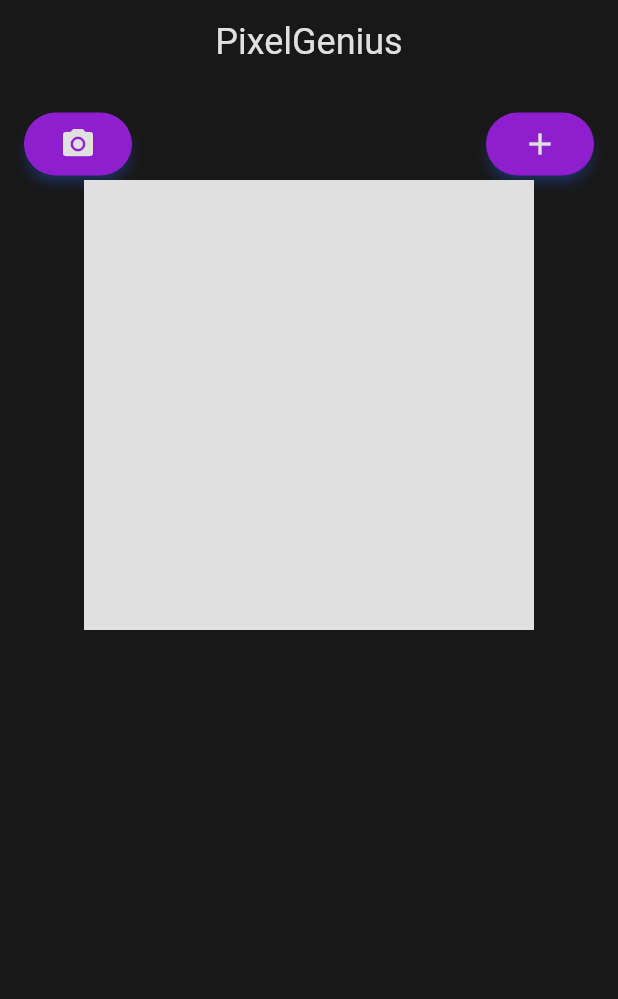
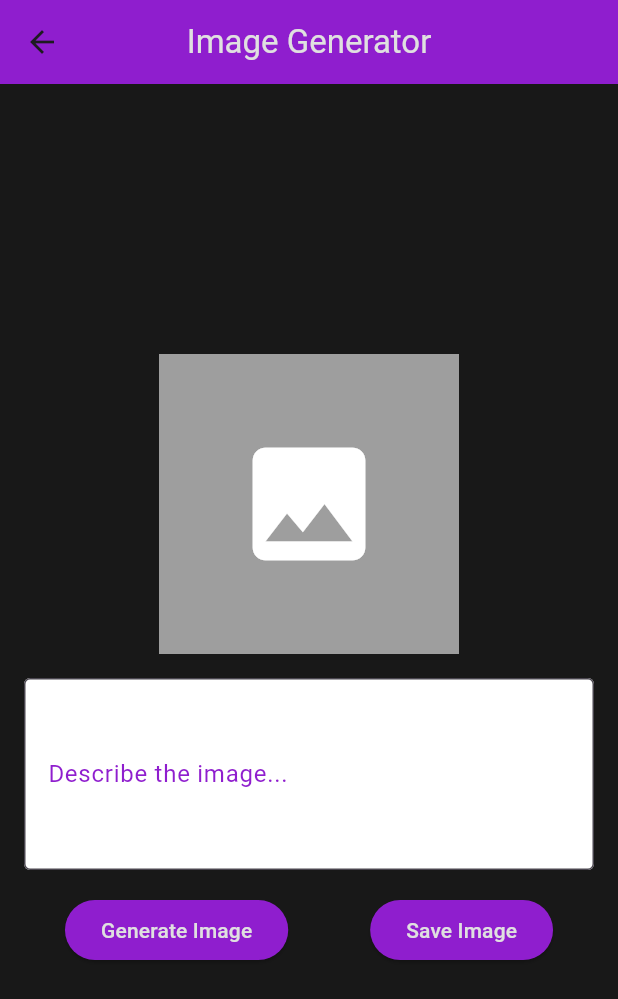
Before and after one commit to maarrr/mobils, a Flutter app: the screen it shows after launch, after a tap on "Login", on a phone screen of 412 x 824 dp. Shown: the top 999 px of the screen. Run offline on Flutter 3.47's test engine with Material 3 defaults, Android fonts, the phone set to English and light mode, and no system bars; our stand-ins replace firebase_core, firebase_storage, image_picker; missing offline and left inert: dart_openai; accounts and stored records are empty; Roboto replaces fonts that are missing (Work Sans).

Commit message:
Added normal image generator

```diff
--- a/lib/login.dart
+++ b/lib/login.dart
@@ -2,6 +2,9 @@ import 'package:flutter/material.dart';
 import 'package:mobils/constants.dart';
 import 'package:mobils/gallery.dart';
 import 'package:mobils/sign-in.dart';
+
+import 'package:mobils/smart_editor.dart';
+import 'package:mobils/smart_creator.dart';
 
 
 class LoginScreen extends StatefulWidget {
@@ -132,7 +135,7 @@ class _LoginScreenState extends State<LoginScreen> {
                       ),
                       onPressed: () {
                         Navigator.push(context, MaterialPageRoute(
-                          builder: (context) => const GalleryScreen(),
+                          builder: (context) => const SmartCreatorScreen(),
                         ),
                         );
                       },
--- a/lib/main.dart
+++ b/lib/main.dart
@@ -3,12 +3,10 @@ import 'package:mobils/login.dart';
 import 'package:dart_openai/dart_openai.dart';
 import 'package:firebase_core/firebase_core.dart';
 
+
 void main() async {
   OpenAI.apiKey = "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";
   OpenAI.organization = null;
-
-  // await Firebase.initializeApp(options: DefaultFirebaseOptions.currentPlatform);
-
   runApp(const MyApp());
 }
 
--- /dev/null
+++ b/lib/smart_creator.dart
@@ -0,0 +1,160 @@
+import 'dart:convert';
+import 'dart:typed_data';
+import 'package:flutter/material.dart';
+import 'package:dart_openai/dart_openai.dart';
+import 'package:http/http.dart' as http;
+import 'package:firebase_storage/firebase_storage.dart' as firebase_storage;
+import 'package:mobils/constants.dart';
+
+class SmartCreatorScreen extends StatefulWidget {
+  const SmartCreatorScreen({Key? key}) : super(key: key);
+
+  @override
+  _SmartCreatorScreenState createState() => _SmartCreatorScreenState();
+}
+
+class _SmartCreatorScreenState extends State<SmartCreatorScreen> {
+  TextEditingController _descriptionController = TextEditingController();
+  String _generatedImage = '';
+  bool _isLoading = false;
+
+  void _generateImage() async {
+    setState(() {
+      _isLoading = true;
+      _generatedImage = ''; // Reset the previous image
+    });
+
+    try {
+      OpenAIImageModel image = await OpenAI.instance.image.create(
+        prompt: "${_descriptionController.text}",
+        n: 1,
+        size: OpenAIImageSize.size1024,
+        responseFormat: OpenAIImageResponseFormat.b64Json,
+      );
+
+      setState(() {
+        _generatedImage = image.data[0].b64Json.toString();
+      });
+    } finally {
+      setState(() {
+        _isLoading = false;
+      });
+    }
+  }
+
+  Future<void> _saveImage(String base64Image) async {
+    if (_generatedImage.isNotEmpty) {
+      try {
+        // Download the image bytes
+        var response = await http.get(Uri.parse(_generatedImage));
+        Uint8List bytes = response.bodyBytes;
+
+        // Create a reference to the Firebase Storage bucket
+        final storageRef = firebase_storage.FirebaseStorage.instance.ref();
+
+        // Generate a unique filename for the image
+        String filename = 'image_${DateTime.now().millisecondsSinceEpoch}.png';
+
+        // Upload the image to Firebase Storage
+        await storageRef.child(filename).putData(bytes);
+
+        // Show a success message or perform any other actions after uploading to Firebase Storage
+        ScaffoldMessenger.of(context).showSnackBar(
+          SnackBar(
+            content: Text("Image saved to Firebase Storage"),
+          ),
+        );
+      } catch (e) {
+        // Show an error message
+        ScaffoldMessenger.of(context).showSnackBar(
+          SnackBar(
+            content: Text("Error saving image: $e"),
+          ),
+        );
+      }
+    } else {
+      // Handle the case where no image is generated.
+      ScaffoldMessenger.of(context).showSnackBar(
+        SnackBar(
+          content: Text("No image to save"),
+        ),
+      );
+    }
+  }
+
+  @override
+  Widget build(BuildContext context) {
+    return Scaffold(
+      backgroundColor: backgroundColor,
+      appBar: AppBar(
+        title: Text('Image Generator', style: TextStyle(color: textColor)),
+        backgroundColor: mainColor,
+        centerTitle: true,
+      ),
+      body: Padding(
+        padding: const EdgeInsets.all(16.0),
+        child: Column(
+          mainAxisAlignment: MainAxisAlignment.center,
+          children: [
+            _isLoading
+                ? CircularProgressIndicator(
+              valueColor: AlwaysStoppedAnimation<Color>(mainColor),
+            )
+                : _generatedImage.isNotEmpty
+                ? Image.memory(
+              base64.decode(_generatedImage),
+              height: 200,
+              width: 200,
+              fit: BoxFit.cover,
+            )
+                : Container(
+              width: 200,
+              height: 200,
+              color: Colors.grey,
+              child: Icon(
+                Icons.image,
+                size: 100,
+                color: Colors.white,
+              ),
+            ),
+            SizedBox(height: 16),
+            TextField(
+              controller: _descriptionController,
+              maxLines: 4,
+              style: TextStyle(color: textColor),
+              decoration: InputDecoration(
+                labelText: 'Describe the image...',
+                border: OutlineInputBorder(),
+                filled: true,
+                fillColor: Colors.white,
+                labelStyle: TextStyle(color: mainColor),
+              ),
+            ),
+            SizedBox(height: 16),
+            Row(
+              mainAxisAlignment: MainAxisAlignment.spaceAround,
+              children: [
+                ElevatedButton(
+                  onPressed: _generateImage,
+                  style: ElevatedButton.styleFrom(
+                    primary: mainColor,
+                    onPrimary: textColor,
+                  ),
+                  child: Text('Generate Image'),
+                ),
+                ElevatedButton(
+                  onPressed: () => _saveImage(_generatedImage),
+                  style: ElevatedButton.styleFrom(
+                    primary: mainColor,
+                    onPrimary: textColor,
+                  ),
+                  child: Text('Save Image'),
+                ),
+              ],
+            ),
+          ],
+        ),
+      ),
+    );
+  }
+}
--- a/pubspec.yaml
+++ b/pubspec.yaml
@@ -38,9 +38,14 @@ dependencies:
   image_picker: ^1.0.7
   firebase_core: ^2.24.2
   firebase_auth: ^4.15.3
+  firebase_storage: ^11.6.0
   cloud_firestore: ^4.13.6
 
   dart_openai: ^5.0.0
+
+  flutter_colorpicker: ^0.5.0
+  dio: ^5.4.0
+  path_provider: ^2.1.2
 
 dev_dependencies:
   flutter_test:
```
Also changed, not shown: 3 other files.
